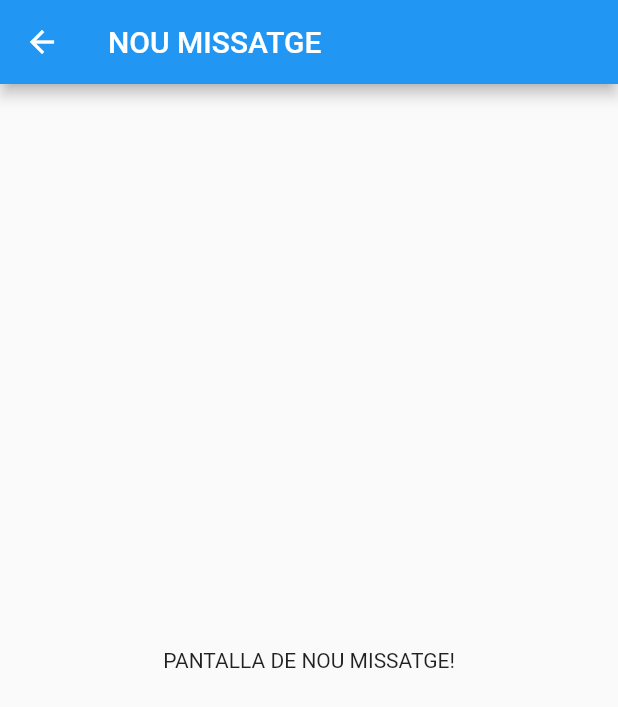
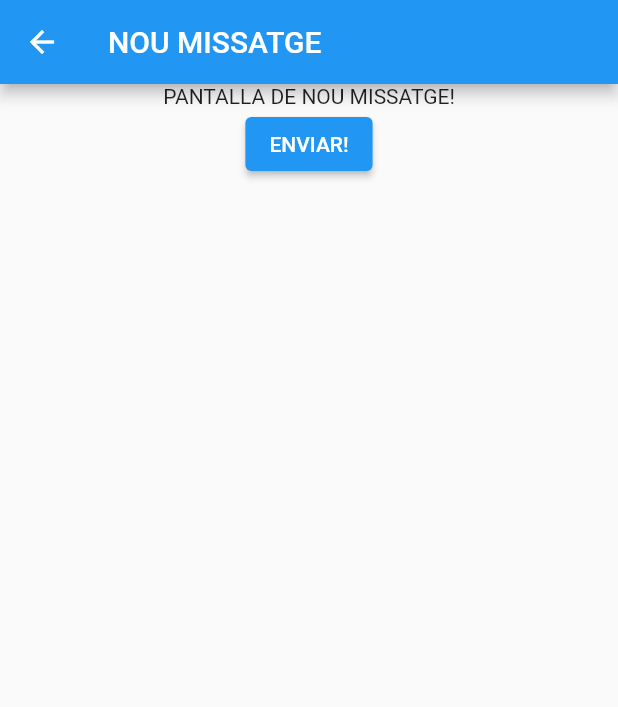
Before and after one commit to mateumiralles/campus_app, a Flutter app: the MailsScreen screen opened directly, after a tap on the "draw" icon, on a phone screen of 412 x 824 dp. Shown: the top 707 px of the screen. Run offline on Flutter 3.47's test engine with Material 2 defaults, Android fonts, the phone set to English and light mode, and no system bars; our stand-ins replace flutter_dotenv.

Commit message:
-POST  sendMsg (NO FUNCIONA)

```diff
--- a/lib/screens/mails_screen.dart
+++ b/lib/screens/mails_screen.dart
@@ -1,3 +1,4 @@
+import 'package:campus_app/citm.dart';
 import 'package:campus_app/widgets/received_mails_list.dart';
 import 'package:campus_app/widgets/sent_mails_list.dart';
 import 'package:flutter/material.dart';
@@ -56,7 +57,12 @@ class _MailsScreenState extends State<MailsScreen> {
               appBar: AppBar(
                 title: const Text('NOU MISSATGE'),
               ),
-              body: const Center(child: Text('PANTALLA DE NOU MISSATGE!')),
+              body: Center(child: Column(
+                children: [
+                  const Text('PANTALLA DE NOU MISSATGE!'),
+                  ElevatedButton(onPressed: (){debugPrint('ete setx'); sendMsg();}, child: const Text('ENVIAR!'))
+                ],
+              )),
             );
           }));
         },
```
Also changed, not shown: lib/citm.dart (+46 -10 lines).
